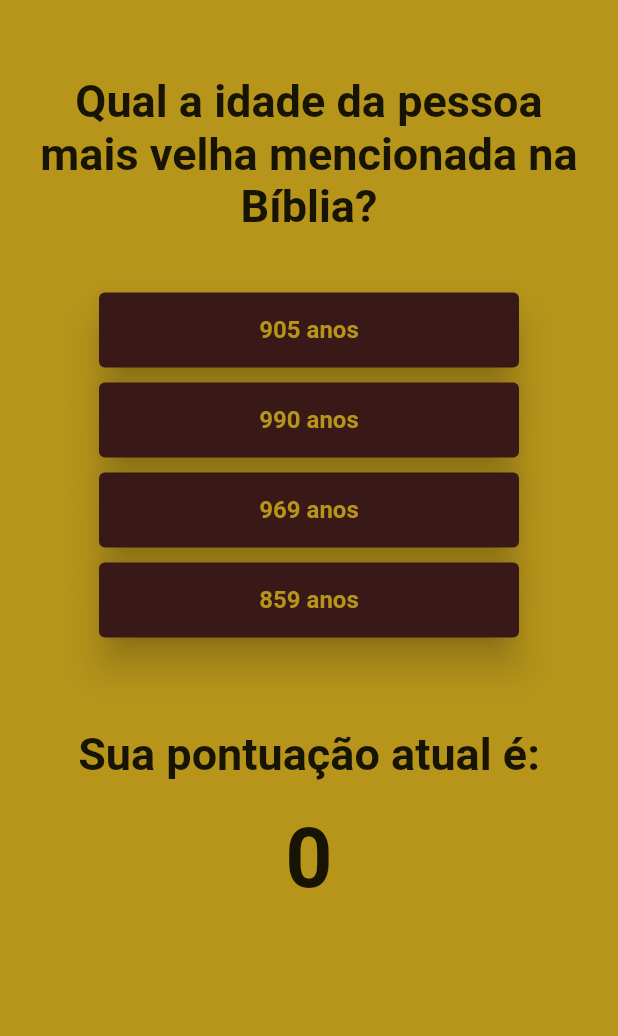
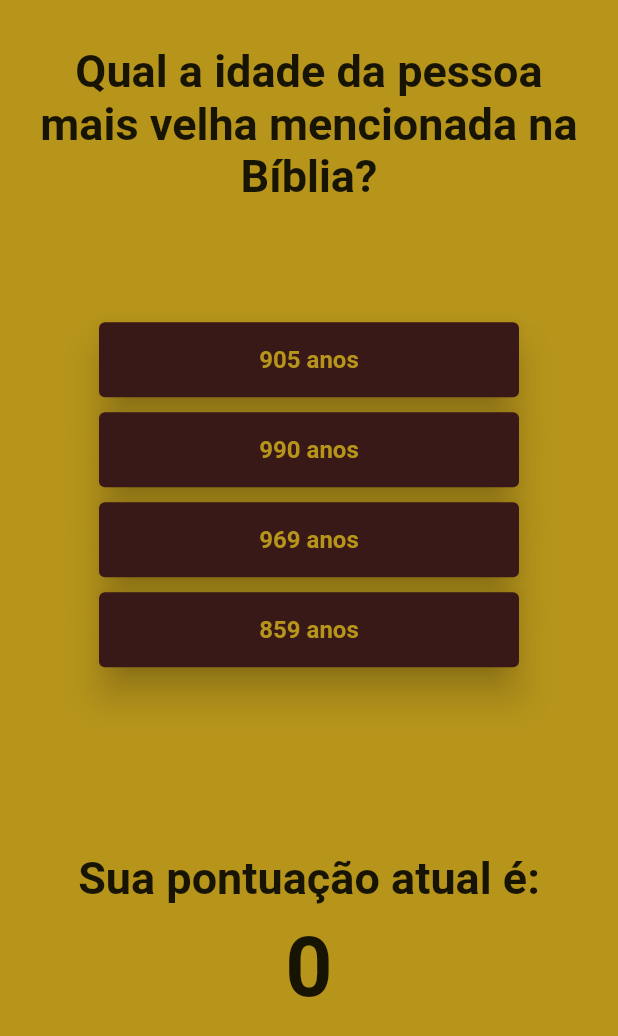
Before and after one commit to thdev-matheus/mobile-ask-game-flutter, a Flutter app: the HomePage screen opened by its route, on a phone screen of 412 x 824 dp. Shown: the top 1036 px of the screen. Run offline on Flutter 3.47's test engine with Material 2 defaults, Android fonts, the light colour scheme and no system bars.

Commit message:
refactor: home page code and containers

```diff
--- a/lib/pages/home/home_page.dart
+++ b/lib/pages/home/home_page.dart
@@ -64,16 +64,20 @@
   Widget build(BuildContext context) {
     return SafeArea(
       child: Scaffold(
-        body: Container(
+        body: SingleChildScrollView(
+          child: Container(
+            height: MediaQuery.of(context).size.height,
             color: gold,
             padding: marginPaddingAll(20),
             child: Center(
               child: Column(
                 children: [
                   Ask(askText: db.asks()[currentIndex]),
-                Options(options: db.options()[currentIndex], actions: actions),
+                  Options(
+                      options: db.options()[currentIndex], actions: actions),
                   Points(pontuation: points),
                 ],
+              ),
             ),
           ),
         ),
--- a/lib/pages/home/widgets/ask.dart
+++ b/lib/pages/home/widgets/ask.dart
@@ -12,7 +12,8 @@
   @override
   Widget build(BuildContext context) {
     return Container(
-      margin: marginPaddingVertical(30),
+      height: MediaQuery.of(context).size.height / 5,
+      margin: marginPaddingVertical(10),
       child: Text(
         askText,
         textAlign: TextAlign.center,
--- a/lib/pages/home/widgets/options.dart
+++ b/lib/pages/home/widgets/options.dart
@@ -15,6 +15,7 @@
   @override
   Widget build(BuildContext context) {
     return Container(
+      height: MediaQuery.of(context).size.height / 2.4,
       margin: marginPaddingVertical(10),
       child: Column(
         children: [
--- a/lib/pages/home/widgets/points.dart
+++ b/lib/pages/home/widgets/points.dart
@@ -12,15 +12,12 @@
   @override
   Widget build(BuildContext context) {
     return Container(
-      margin: marginPaddingVertical(30),
+      height: MediaQuery.of(context).size.height / 6,
       child: Column(
         children: [
-          Container(
-            margin: marginPaddingVertical(10),
-            child: const Text(
-              "Sua pontuação atual é:",
-              style: textTitleBoldBlack,
-            ),
+          const Text(
+            "Sua pontuação atual é:",
+            style: textTitleBoldBlack,
           ),
           Container(
             margin: marginPaddingVertical(10),
```
Lines whose indentation alone changed are shown as unchanged.
